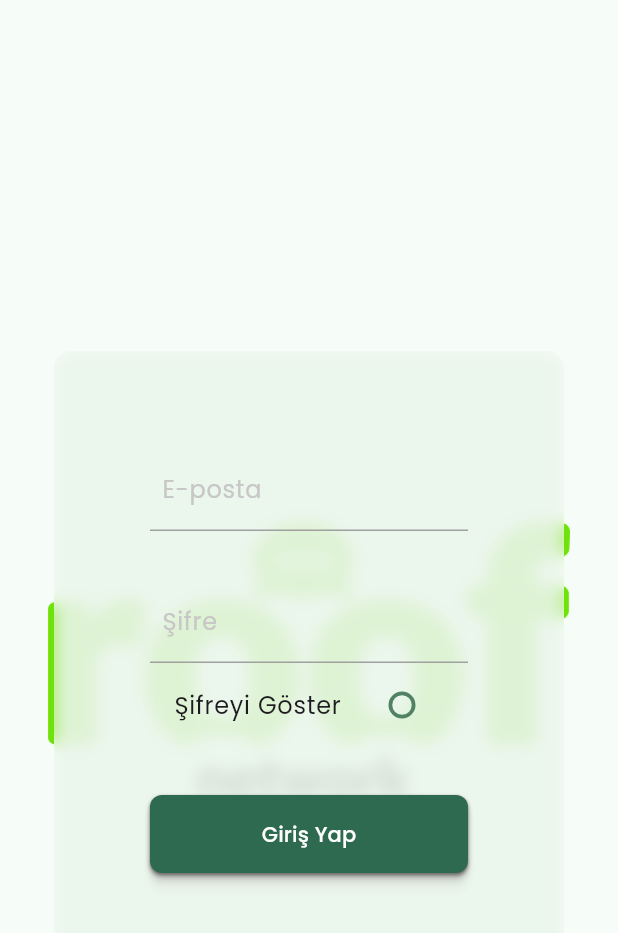
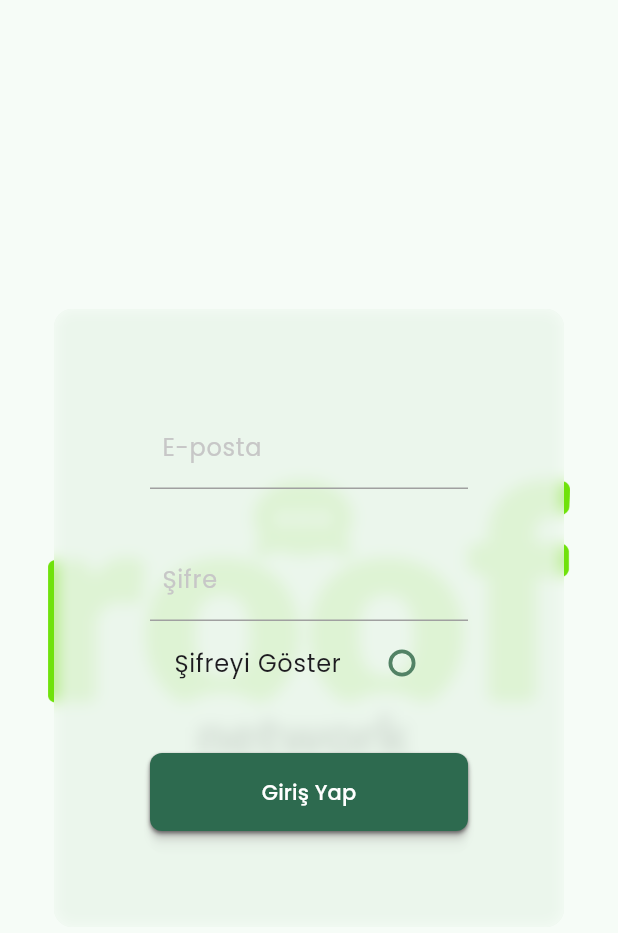
Before and after one commit to m-emrec/roof_admin_panel, a Flutter app: the screen it shows after launch, on a phone screen of 412 x 824 dp. Shown: the top 933 px of the screen. Run offline on Flutter 3.47's test engine with Material 3 defaults, Android fonts, the phone set to English and light mode, and no system bars; drawn by our look-alikes of toastification; our stand-ins replace cached_network_image, cloud_firestore, easy_localization, firebase_auth, firebase_core, firebase_database and 10 more; accounts and stored records are empty; statements that could not run were skipped; project files that could hold a hidden picture were left out.

Commit message:
Refactor: Auth layer refactored

```diff
--- a/lib/features/auth/presentation/pages/sign_in_page.dart
+++ b/lib/features/auth/presentation/pages/sign_in_page.dart
@@ -3,7 +3,10 @@ import 'package:roof_admin_panel/features/auth/presentation/widgets/sign_in_form
 import 'package:roof_admin_panel/product/utility/constants/app_paddings.dart';
 import 'package:roof_admin_panel/product/utility/constants/gen/assets.gen.dart';
 
+///
+/// SignIn page
 class SignIn extends StatefulWidget {
+  /// SignIn page
   const SignIn({super.key});
 
   @override
@@ -14,15 +17,13 @@ class _SignInState extends State<SignIn> {
   @override
   Widget build(BuildContext context) {
     return Scaffold(
-      appBar: AppBar(
-          // title:
-          ),
       body: SizedBox(
         width: double.infinity,
         child: Padding(
           padding: const AppPadding.verticalLSymmetric() +
               const AppPadding.horizontalLSymmetric(),
           child: Container(
+            // background image
             decoration: BoxDecoration(
               image: DecorationImage(
                 image: AssetImage(
--- a/lib/features/auth/presentation/providers/provider.dart
+++ b/lib/features/auth/presentation/providers/provider.dart
@@ -23,9 +23,7 @@ final _signInWithEmailAndPasswordProvider =
   );
 });
 
-/// Providers
-///
-
+/// ViewModel
 final authViewModelProvider =
     ChangeNotifierProvider.autoDispose<AuthViewModel>((ref) {
   Log.debug('authServiceViewModelProvider initialized');
```
Also changed, not shown: lib/features/auth/data/services/auth_service.dart (+2 -95 lines), lib/features/auth/presentation/providers/auth_view_model.dart (+5 -4 lines), lib/features/auth/presentation/widgets/sign_in_form.dart (+14 -0 lines).
